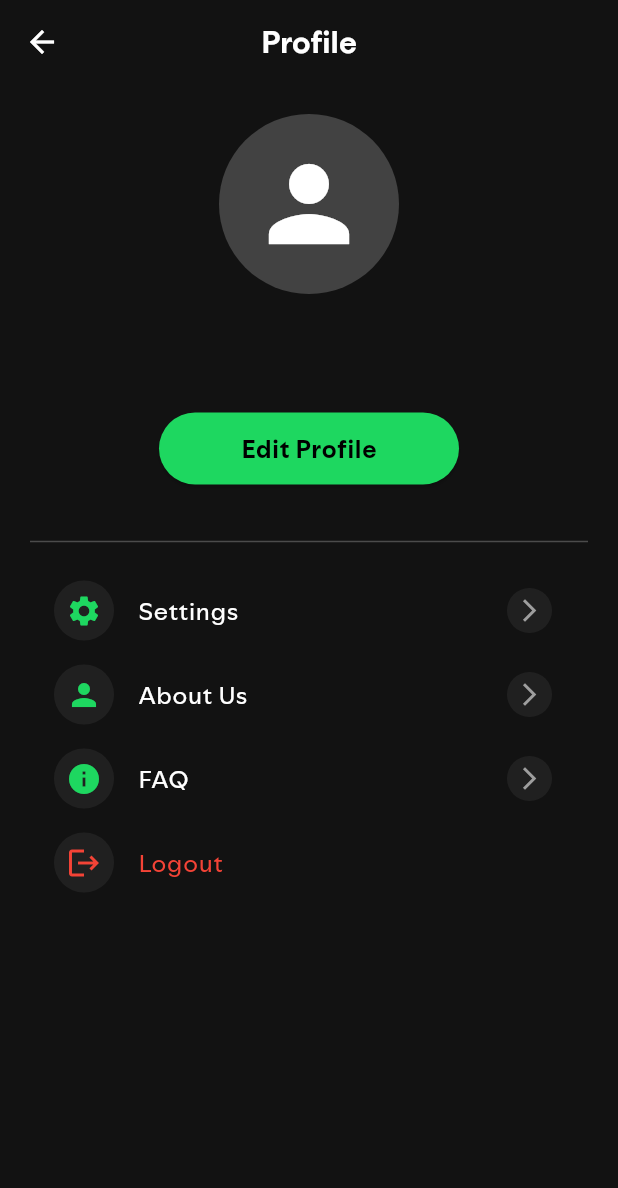
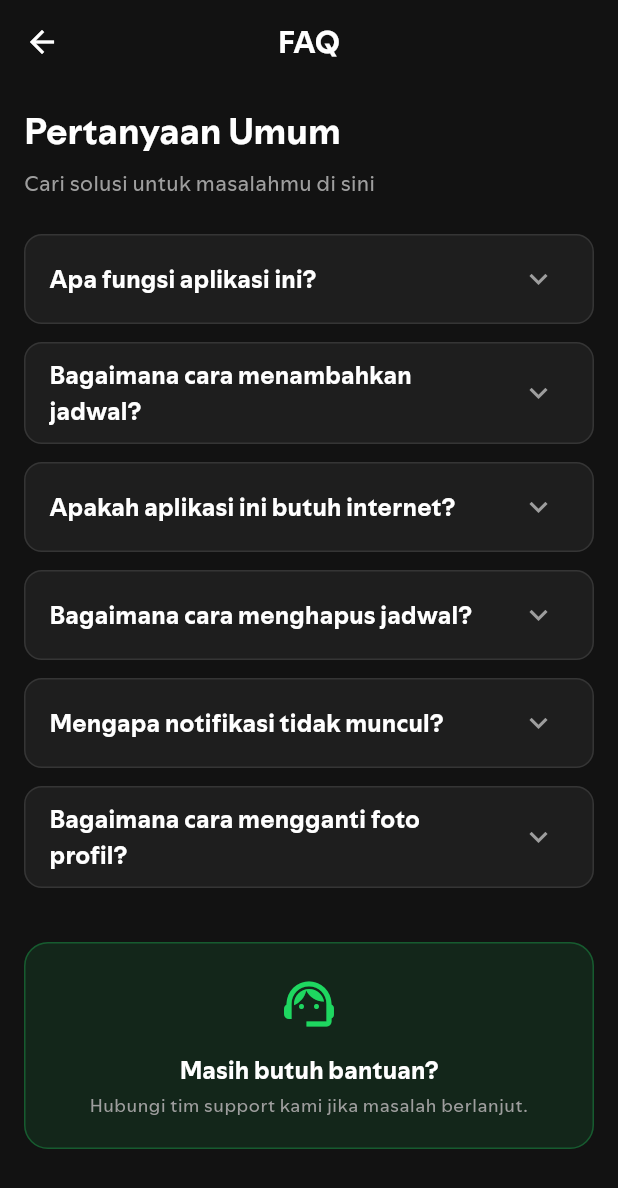
Before and after one commit to von-ai/netlify-app, a Flutter app: the ProfilPage screen opened directly, after a tap on "FAQ", on a phone screen of 412 x 824 dp. Shown: the top 1188 px of the screen. Run offline on Flutter 3.47's test engine with Material 3 defaults, Android fonts, the phone set to English and light mode, and no system bars; our stand-ins replace awesome_notifications, cloud_firestore, firebase_auth, firebase_core, google_nav_bar, image_picker and 2 more; accounts and stored records are empty.

Commit message:
Add FAQ page

```diff
--- /dev/null
+++ b/lib/pages/faq_page.dart
@@ -0,0 +1,147 @@
+import 'package:flutter/material.dart';
+import 'package:project_mobile/core/theme/colors.dart';
+
+class FaqPage extends StatelessWidget {
+  const FaqPage({super.key});
+
+  @override
+  Widget build(BuildContext context) {
+    final textTheme = Theme.of(context).textTheme;
+
+    final List<Map<String, String>> faqs = [
+      {
+        "question": "Apa fungsi aplikasi ini?",
+        "answer": "Aplikasi ini membantu Anda mencatat, menjadwalkan, dan mengingat film atau serial anime yang ingin Anda tonton agar tidak terlewat."
+      },
+      {
+        "question": "Bagaimana cara menambahkan jadwal?",
+        "answer": "Tekan tombol '+ Tambah Acara' di halaman utama (Home), isi judul, deskripsi, tanggal, dan waktu tonton, lalu simpan."
+      },
+      {
+        "question": "Apakah aplikasi ini butuh internet?",
+        "answer": "Ya, aplikasi ini memerlukan koneksi internet untuk menyimpan data ke server dan melakukan sinkronisasi akun."
+      },
+      {
+        "question": "Bagaimana cara menghapus jadwal?",
+        "answer": "Anda bisa menghapus jadwal satu per satu di detail acara, atau menghapus semua sekaligus melalui menu Pengaturan > Hapus Semua Jadwal."
+      },
+      {
+        "question": "Mengapa notifikasi tidak muncul?",
+        "answer": "Pastikan Anda telah memberikan izin notifikasi di pengaturan HP Anda dan tombol 'Izinkan Notifikasi' di menu Pengaturan aplikasi sudah aktif. Untuk beberapa Hp perlu juga mematikan fitur Power Saving."
+      },
+      {
+        "question": "Bagaimana cara mengganti foto profil?",
+        "answer": "Masuk ke menu Profil, tekan tombol 'Edit Profile', lalu tekan ikon kamera untuk memilih foto baru dari galeri Anda."
+      },
+    ];
+
+    return Scaffold(
+      backgroundColor: AppColors.background,
+      appBar: AppBar(
+        title: Text(
+          "FAQ",
+          style: textTheme.titleLarge?.copyWith(
+            color: Colors.white,
+          ),
+        ),
+        centerTitle: true,
+        backgroundColor: AppColors.background,
+        elevation: 0,
+        leading: IconButton(
+          icon: const Icon(Icons.arrow_back, color: Colors.white),
+          onPressed: () => Navigator.pop(context),
+        ),
+      ),
+      body: ListView(
+        padding: const EdgeInsets.all(16),
+        children: [
+          Text(
+            "Pertanyaan Umum",
+            style: textTheme.headlineSmall?.copyWith(
+              color: Colors.white,
+              fontWeight: FontWeight.bold,
+            ),
+          ),
+          const SizedBox(height: 8),
+          Text(
+            "Cari solusi untuk masalahmu di sini",
+            style: textTheme.bodyMedium?.copyWith(
+              color: Colors.grey,
+            ),
+          ),
+          const SizedBox(height: 24),
+
+          ...faqs.map((faq) {
+            return Container(
+              margin: const EdgeInsets.only(bottom: 12),
+              decoration: BoxDecoration(
+                color: const Color(0xFF1E1E1E),
+                borderRadius: BorderRadius.circular(12),
+                border: Border.all(color: Colors.white10),
+              ),
+              child: Theme(
+                data: Theme.of(context).copyWith(
+                  dividerColor: Colors.transparent,
+                ),
+                child: ExpansionTile(
+                  iconColor: AppColors.primary,
+                  collapsedIconColor: Colors.grey,
+                  title: Text(
+                    faq['question']!,
+                    style: textTheme.titleMedium?.copyWith(
+                      color: Colors.white,
+                      fontWeight: FontWeight.w600,
+                    ),
+                  ),
+                  children: [
+                    Padding(
+                      padding: const EdgeInsets.fromLTRB(16, 0, 16, 16),
+                      child: Text(
+                        faq['answer']!,
+                        style: textTheme.bodyMedium?.copyWith(
+                          color: Colors.white70,
+                          height: 1.5,
+                        ),
+                      ),
+                    ),
+                  ],
+                ),
+              ),
+            );
+          }),
+
+          const SizedBox(height: 24),
+          Container(
+            padding: const EdgeInsets.all(20),
+            decoration: BoxDecoration(
+              color: AppColors.primary.withOpacity(0.1),
+              borderRadius: BorderRadius.circular(16),
+              border: Border.all(color: AppColors.primary.withOpacity(0.3)),
+            ),
+            child: Column(
+              children: [
+                const Icon(Icons.support_agent, color: AppColors.primary, size: 40),
+                const SizedBox(height: 12),
+                Text(
+                  "Masih butuh bantuan?",
+                  style: textTheme.titleMedium?.copyWith(
+                    color: Colors.white,
+                    fontWeight: FontWeight.bold,
+                  ),
+                ),
+                const SizedBox(height: 4),
+                Text(
+                  "Hubungi tim support kami jika masalah berlanjut.",
+                  textAlign: TextAlign.center,
+                  style: textTheme.bodySmall?.copyWith(
+                    color: Colors.grey,
+                  ),
+                ),
+              ],
+            ),
+          ),
+        ],
+      ),
+    );
+  }
+}
--- a/lib/pages/profil_page.dart
+++ b/lib/pages/profil_page.dart
@@ -3,6 +3,7 @@ import 'dart:convert';
 import 'package:cloud_firestore/cloud_firestore.dart';
 import 'package:firebase_auth/firebase_auth.dart';
 import 'package:project_mobile/pages/aboutus_page.dart';
+import 'package:project_mobile/pages/faq_page.dart';
 import 'package:project_mobile/widgets/profile_menu.dart';
 import 'package:project_mobile/core/theme/colors.dart';
 import 'package:project_mobile/providers/navbar_provider.dart';
@@ -175,27 +176,18 @@ class ProfilPage extends StatelessWidget {
             ProfileMenuWidget(
               title: "Settings",
               icon: Icons.settings,
-              onPress: () {
-                Navigator.push(
-                  context,
-                  MaterialPageRoute(builder: (context) => const SettingsPage()),
-                );
-              },
+              onPress: () {Navigator.push(context,MaterialPageRoute(builder: (context) => const SettingsPage()),);},
             ),
             ProfileMenuWidget(
               title: "About Us",
               icon: Icons.person,
               onPress: () {
-                Navigator.push(
-                  context,
-                  MaterialPageRoute(builder: (context) => const AboutUsPage()),
-                );
-              },
+                Navigator.push(context,MaterialPageRoute(builder: (context) => const AboutUsPage()),);},
             ),
             ProfileMenuWidget(
               title: "FAQ",
               icon: Icons.info,
-              onPress: () {},
+              onPress: () {Navigator.push(context,MaterialPageRoute(builder: (context) => const FaqPage()),);},
             ),
             ProfileMenuWidget(
               title: "Logout",
```
